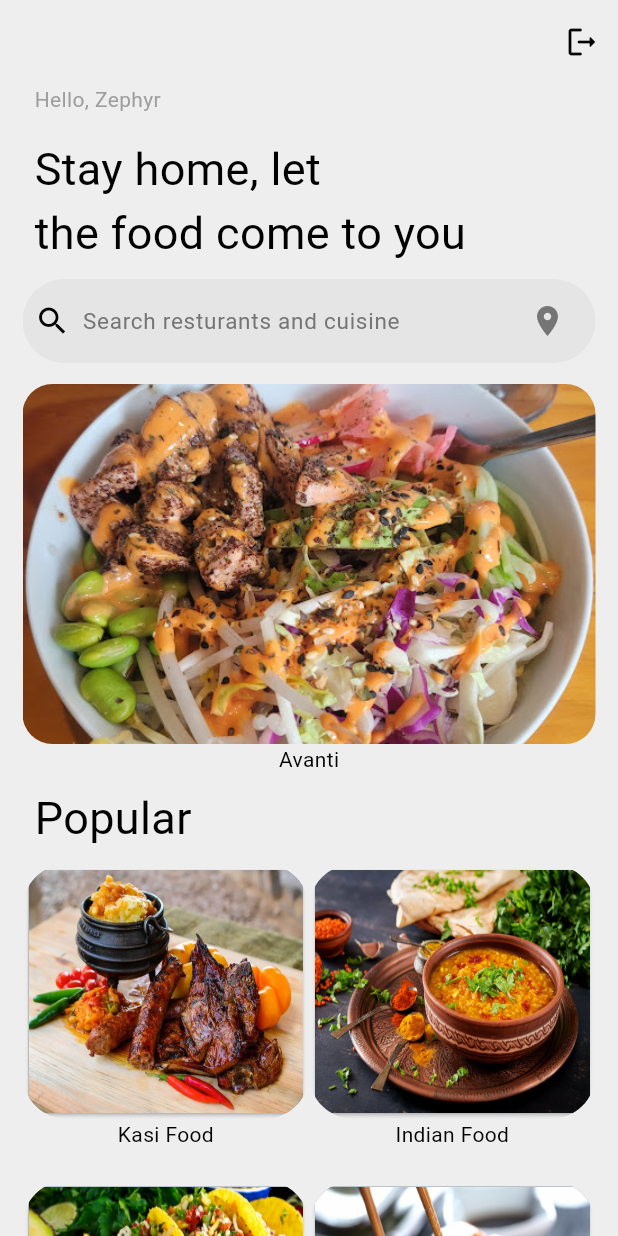
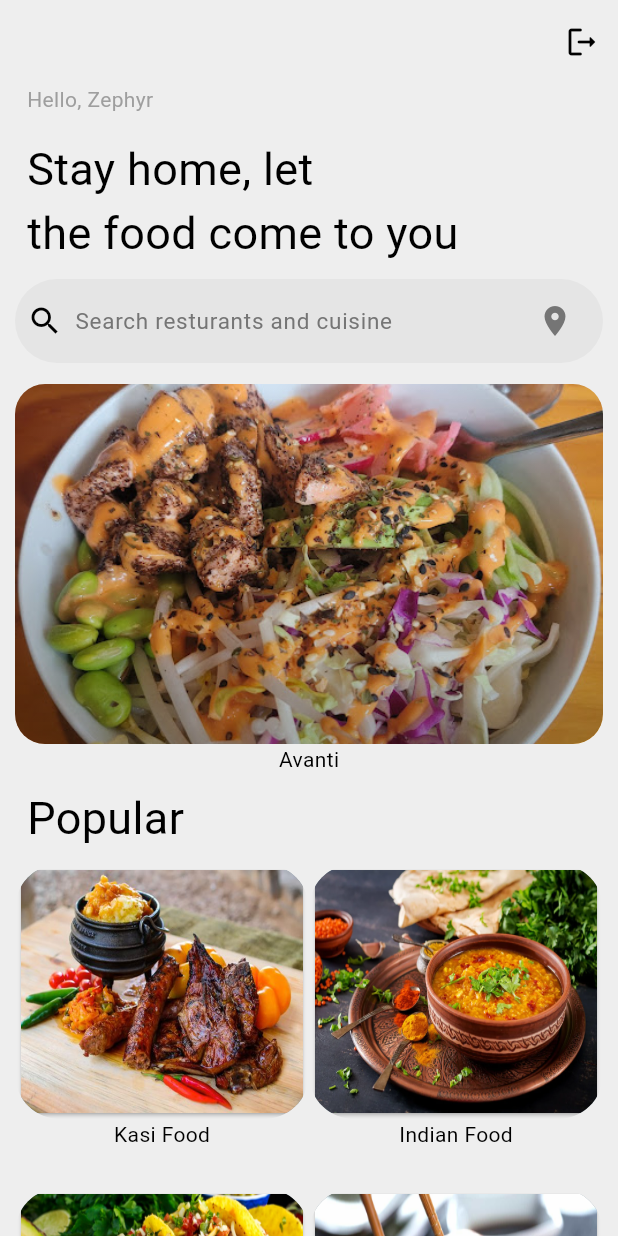
Before and after one commit to Zephyr224/Food-Delivery-App, a Flutter app: the screen it shows once a user with an empty profile is signed in, on a phone screen of 412 x 824 dp. Run offline on Flutter 3.47's test engine with Material 3 defaults, Android fonts, the phone set to English and light mode, and no system bars; our stand-ins replace cloud_firestore, firebase_auth, firebase_core; accounts and stored records are empty; network calls fail.

Commit message:
Done with Home Screen

```diff
--- a/lib/src/example_feature/common/constants.dart
+++ b/lib/src/example_feature/common/constants.dart
@@ -1,3 +1,3 @@
-const double customSafeArea = 15;
+const double customSafeArea = 10;
 const double textFieldRadius = 20;
 const double pageHeaderFontSize = 30;
--- a/lib/src/example_feature/views/home_page.dart
+++ b/lib/src/example_feature/views/home_page.dart
@@ -164,9 +164,29 @@ class _HomePageState extends State<HomePage> {
                               width: double.infinity,
                               child: ClipRRect(
                                 borderRadius: BorderRadius.circular(20),
-                                child: Image.asset(
-                                  FoodInfo.foodSpecials[index],
-                                  fit: BoxFit.cover,
+                                child: Stack(
+                                  fit: StackFit.expand,
+                                  children: [
+                                    Image.asset(
+                                      FoodInfo.foodSpecials[index],
+                                      fit: BoxFit.cover,
+                                    ),
+                                    Container(
+                                      decoration: BoxDecoration(
+                                        borderRadius: BorderRadius.circular(20),
+                                        gradient: LinearGradient(
+                                          begin: Alignment.topCenter,
+                                          end: Alignment.bottomCenter,
+                                          colors: [
+                                            Colors.transparent,
+                                            Colors.black.withOpacity(0.1),
+                                            Colors.black.withOpacity(0.3),
+                                          ],
+                                        ),
+                                      ),
+                                    ),
+
+                                  ],
                                 ),
                               ),
                             ),
```
